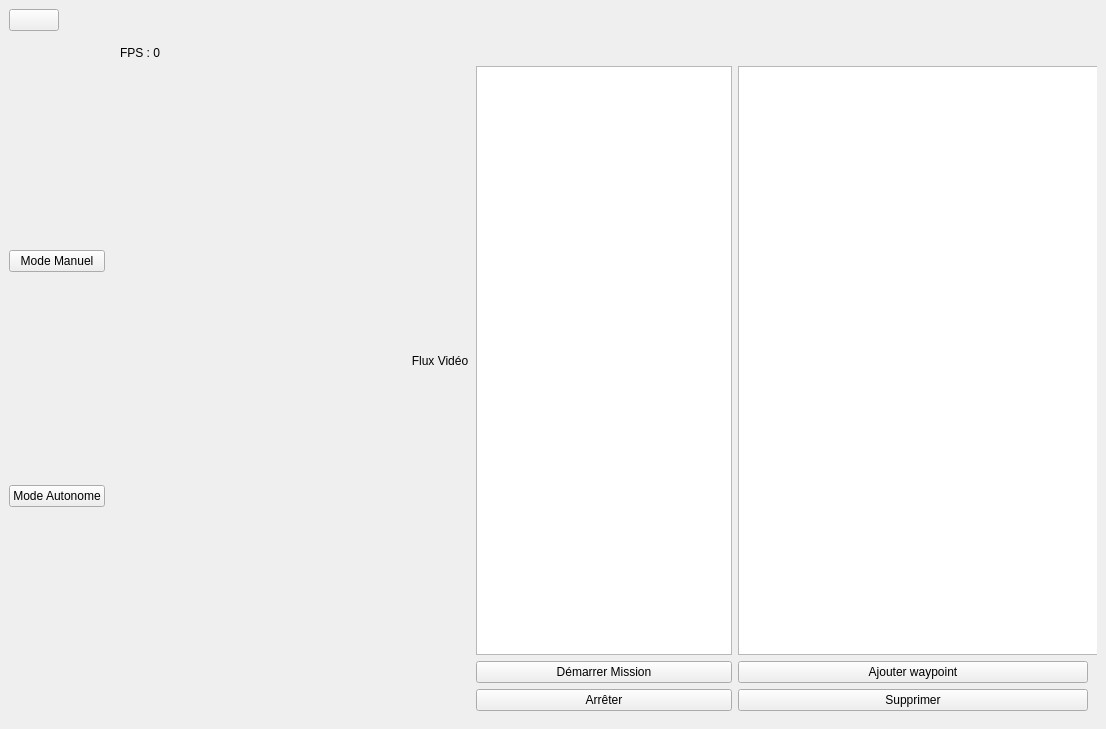
Qt form ui/main_window.ui (16Flavio/ProjetBAB3) before a commit.
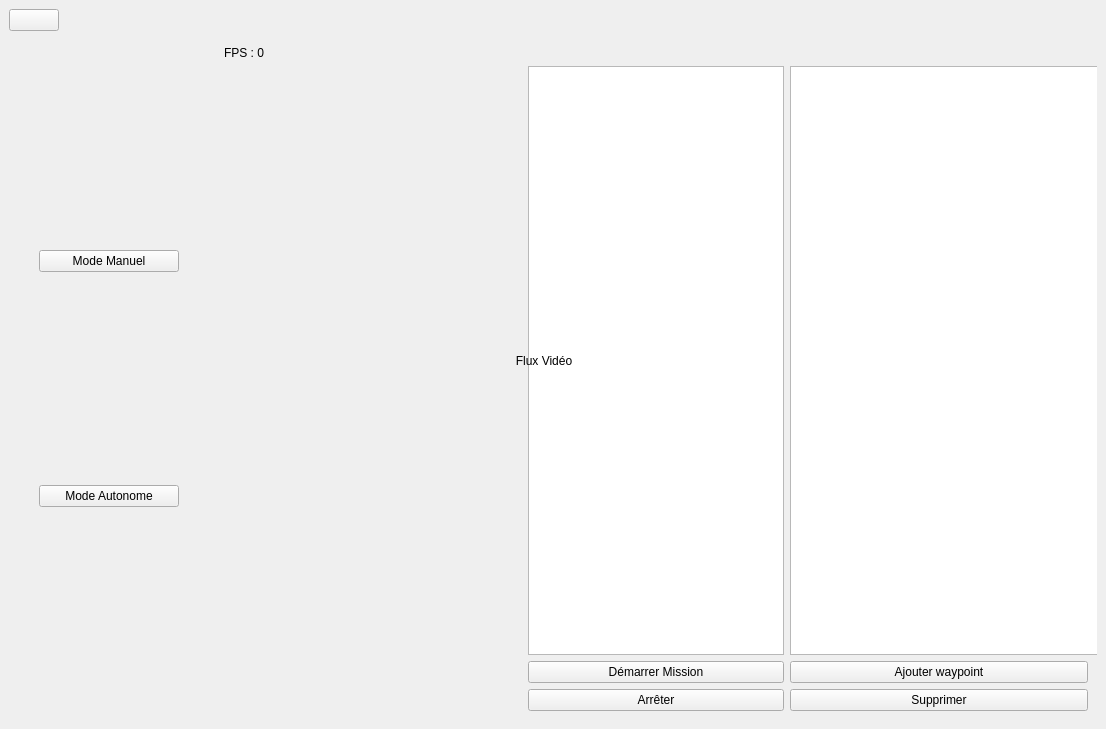
The same form after that commit. Icons and pictures are not drawn.

What changed in the file:
```diff
--- a/ui/main_window.ui
+++ b/ui/main_window.ui
@@ -52,6 +52,12 @@
      <layout class="QHBoxLayout" name="horizontalLayout_2">
       <item>
        <widget class="QWidget" name="sideBar" native="true">
+        <property name="minimumSize">
+         <size>
+          <width>200</width>
+          <height>0</height>
+         </size>
+        </property>
         <property name="maximumSize">
          <size>
           <width>200</width>
@@ -66,13 +72,13 @@
           <enum>QLayout::SetDefaultConstraint</enum>
          </property>
          <property name="leftMargin">
-          <number>0</number>
+          <number>30</number>
          </property>
          <property name="topMargin">
           <number>0</number>
          </property>
          <property name="rightMargin">
-          <number>0</number>
+          <number>30</number>
          </property>
          <property name="bottomMargin">
           <number>0</number>
@@ -86,6 +92,12 @@
          </item>
          <item>
           <widget class="QPushButton" name="autoMode">
+           <property name="maximumSize">
+            <size>
+             <width>16777215</width>
+             <height>16777215</height>
+            </size>
+           </property>
            <property name="text">
             <string>Mode Autonome</string>
            </property>
```
